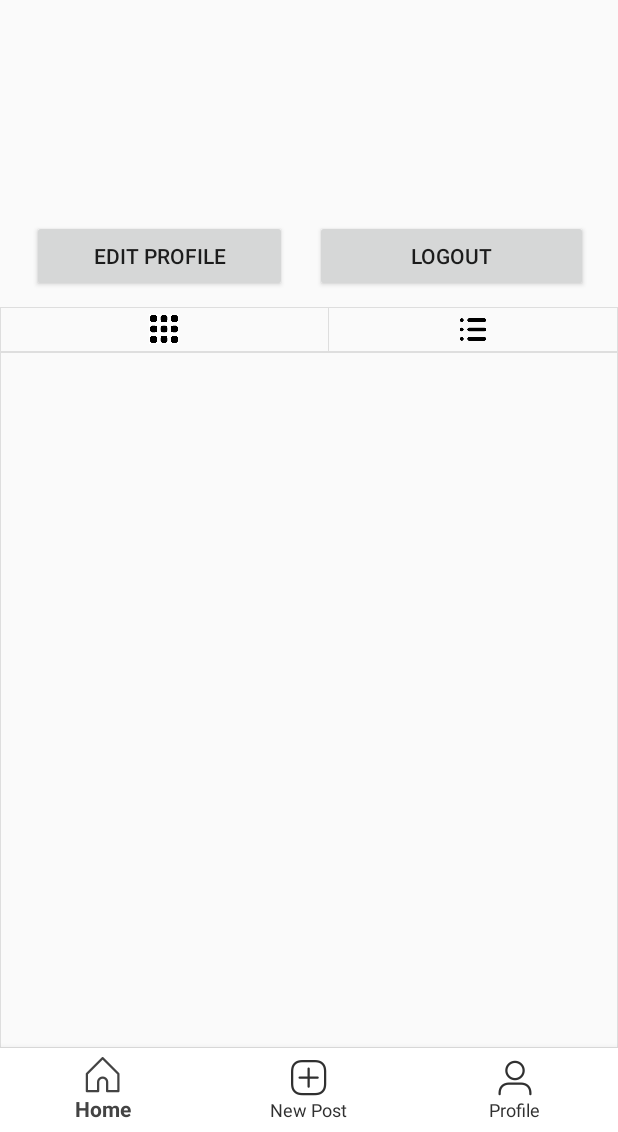
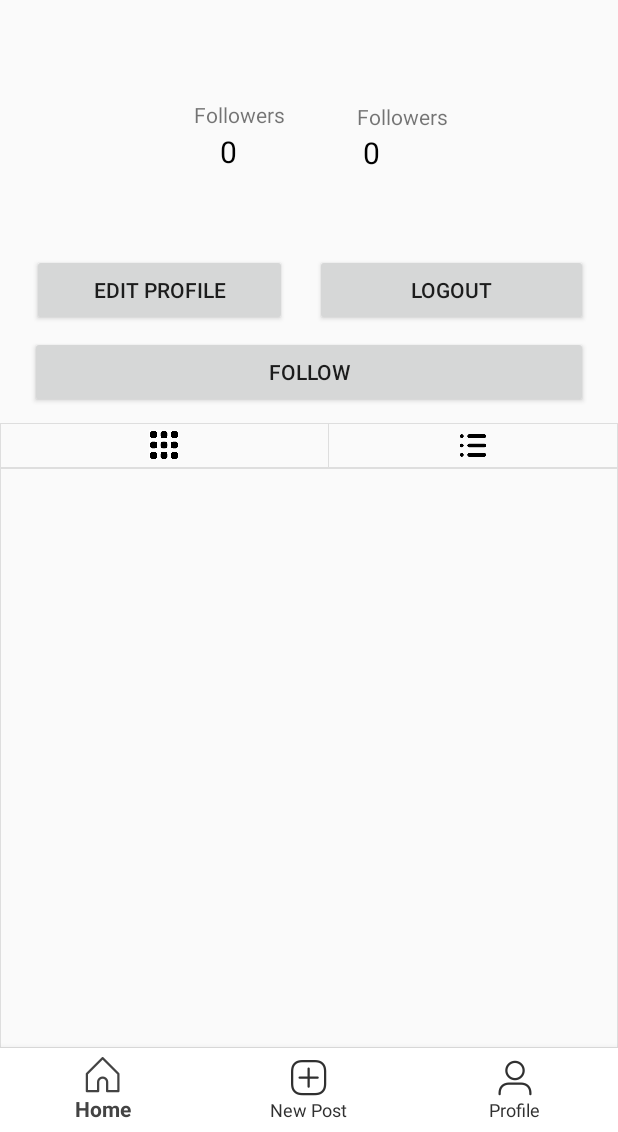
Before and after one commit to annazhang2002/Parstagram, an Android app: the fragment ProfileFragment placed in its activity, on a phone screen of 412 x 824 dp, the part 104-1236 px from its top. Run offline under Robolectric (Android 15) with nearby library versions, the phone set to English and light mode, and no system bars; libraries missing offline, so code that uses them is left out: com.parse, org.parceler; pictures from the network do not load; 14 statements that could not run were skipped.

Commit message:
Showed followers and following on profile pages

```diff
--- a/app/src/main/java/com/example/parstagram/fragments/ProfileFragment.java
+++ b/app/src/main/java/com/example/parstagram/fragments/ProfileFragment.java
@@ -53,6 +53,9 @@ public class ProfileFragment extends Fragment {
     String photoFileName = "photo.jpg";
     ImageView ivGrid;
     ImageView ivList;
+    TextView tvFollowers;
+    TextView tvFollowing;
+    Button btnFollow;
 
 
     public ProfileFragment() {
@@ -88,6 +91,9 @@ public class ProfileFragment extends Fragment {
         btnLogout = view.findViewById(R.id.btnLogout);
         ivList = view.findViewById(R.id.ivList);
         ivGrid = view.findViewById(R.id.ivGrid);
+        tvFollowers = view.findViewById(R.id.tvFollowers);
+        tvFollowing = view.findViewById(R.id.tvFollowing);
+        btnFollow = view.findViewById(R.id.btnFollow);
         fragmentManager.beginTransaction().replace(R.id.flProfilePosts, new ProfilePostsGridFragment(user)).commit();
 
         if (!user.getUsername().equals(ParseUser.getCurrentUser().getUsername())) {
@@ -108,6 +114,16 @@ public class ProfileFragment extends Fragment {
         } else {
             tvBio.setText(user.getString(Post.KEY_BIO));
         }
+        Integer followers = 0;
+        if (user.getJSONArray(Post.KEY_FOLLOWERS) != null) {
+            followers = user.getJSONArray(Post.KEY_FOLLOWERS).length();
+        }
+        Integer following = 0;
+        if (user.getJSONArray(Post.KEY_FOLLOWING) != null) {
+            following = user.getJSONArray(Post.KEY_FOLLOWING).length();
+        }
+        tvFollowers.setText(followers + "");
+        tvFollowing.setText(following + "");
         btnLogout.setOnClickListener(new View.OnClickListener() {
             @Override
             public void onClick(View view) {
--- a/app/src/main/java/com/example/parstagram/models/Post.java
+++ b/app/src/main/java/com/example/parstagram/models/Post.java
@@ -32,6 +32,8 @@ public class Post extends ParseObject {
     public static final String KEY_NAME = "name";
     public static final String KEY_BIO = "bio";
     private static final String KEY_LIKES = "likes";
+    public static final String KEY_FOLLOWERS = "followers";
+    public static final String KEY_FOLLOWING = "following";
     private static final String TAG = "Post";
 
     //
--- a/app/src/main/res/layout/fragment_profile.xml
+++ b/app/src/main/res/layout/fragment_profile.xml
@@ -8,12 +8,12 @@
 
     <ImageView
         android:id="@+id/ivProfile"
-        android:layout_width="108dp"
-        android:layout_height="95dp"
+        android:layout_width="114dp"
+        android:layout_height="107dp"
         android:layout_alignParentStart="true"
         android:layout_alignParentTop="true"
-        android:layout_marginStart="17dp"
-        android:layout_marginTop="11dp"
+        android:layout_marginStart="9dp"
+        android:layout_marginTop="13dp"
         tools:src="@tools:sample/avatars" />
 
     <TextView
@@ -21,8 +21,8 @@
         android:layout_width="wrap_content"
         android:layout_height="wrap_content"
         android:layout_alignParentTop="true"
-        android:layout_marginStart="16dp"
-        android:layout_marginTop="17dp"
+        android:layout_marginStart="6dp"
+        android:layout_marginTop="11dp"
         android:layout_toEndOf="@+id/ivProfile"
         android:textAppearance="@style/TextAppearance.AppCompat.Display1"
         android:textColor="#000000"
@@ -32,10 +32,12 @@
         android:id="@+id/tvUsername"
         android:layout_width="wrap_content"
         android:layout_height="wrap_content"
-        android:layout_below="@+id/tvName"
-        android:layout_marginStart="17dp"
-        android:layout_marginTop="0dp"
-        android:layout_toEndOf="@+id/ivProfile"
+        android:layout_alignParentTop="true"
+        android:layout_alignParentEnd="true"
+        android:layout_marginStart="5dp"
+        android:layout_marginTop="18dp"
+        android:layout_marginEnd="17dp"
+        android:layout_toEndOf="@+id/tvName"
         tools:text="@anna.y.zhang" />
 
     <TextView
@@ -46,7 +48,7 @@
         android:layout_alignParentStart="true"
         android:layout_centerHorizontal="true"
         android:layout_marginStart="20dp"
-        android:layout_marginTop="5dp"
+        android:layout_marginTop="14dp"
         android:layout_marginEnd="20dp"
         android:layout_marginBottom="10dp"
         android:textColor="#000000"
@@ -95,9 +97,9 @@
         android:id="@+id/linearLayout"
         android:layout_width="match_parent"
         android:layout_height="30dp"
-        android:layout_below="@+id/btnLogout"
+        android:layout_below="@id/btnFollow"
         android:layout_alignParentEnd="true"
-        android:layout_marginTop="0dp"
+        android:layout_marginTop="10dp"
         android:layout_marginEnd="0dp"
         android:background="@drawable/border"
         android:orientation="horizontal">
@@ -118,4 +120,59 @@
             android:background="@drawable/border"
             android:src="@drawable/list" />
     </LinearLayout>
+
+    <Button
+        android:id="@+id/btnFollow"
+        android:layout_width="match_parent"
+        android:layout_height="wrap_content"
+        android:layout_below="@+id/btnEdit"
+        android:layout_alignParentStart="true"
+        android:layout_marginStart="20dp"
+        android:layout_marginTop="1dp"
+        android:layout_marginEnd="20dp"
+        android:text="Follow" />
+
+    <TextView
+        android:id="@+id/textView"
+        android:layout_width="wrap_content"
+        android:layout_height="wrap_content"
+        android:layout_below="@+id/tvName"
+        android:layout_alignParentStart="true"
+        android:layout_marginStart="129dp"
+        android:layout_marginTop="10dp"
+        android:text="Followers" />
+
+    <TextView
+        android:id="@+id/textView3"
+        android:layout_width="wrap_content"
+        android:layout_height="wrap_content"
+        android:layout_below="@+id/tvName"
+        android:layout_marginStart="48dp"
+        android:layout_marginTop="11dp"
+        android:layout_toEndOf="@+id/textView"
+        android:text="Followers" />
+
+    <TextView
+        android:id="@+id/tvFollowers"
+        android:layout_width="wrap_content"
+        android:layout_height="wrap_content"
+        android:layout_below="@+id/textView"
+        android:layout_marginStart="23dp"
+        android:layout_marginTop="1dp"
+        android:layout_toEndOf="@+id/ivProfile"
+        android:text="50"
+        android:textColor="#000000"
+        android:textSize="20sp" />
+
+    <TextView
+        android:id="@+id/tvFollowing"
+        android:layout_width="wrap_content"
+        android:layout_height="wrap_content"
+        android:layout_below="@+id/textView"
+        android:layout_marginStart="84dp"
+        android:layout_marginTop="2dp"
+        android:layout_toEndOf="@+id/tvFollowers"
+        android:text="50"
+        android:textColor="#000000"
+        android:textSize="20sp" />
 </RelativeLayout>
```
Also changed, not shown: app/src/main/java/com/example/parstagram/activities/PostDetailsActivity.java (+36 -1 lines), app/src/main/res/layout/activity_post_details.xml (+10 -0 lines), 1 other file.
